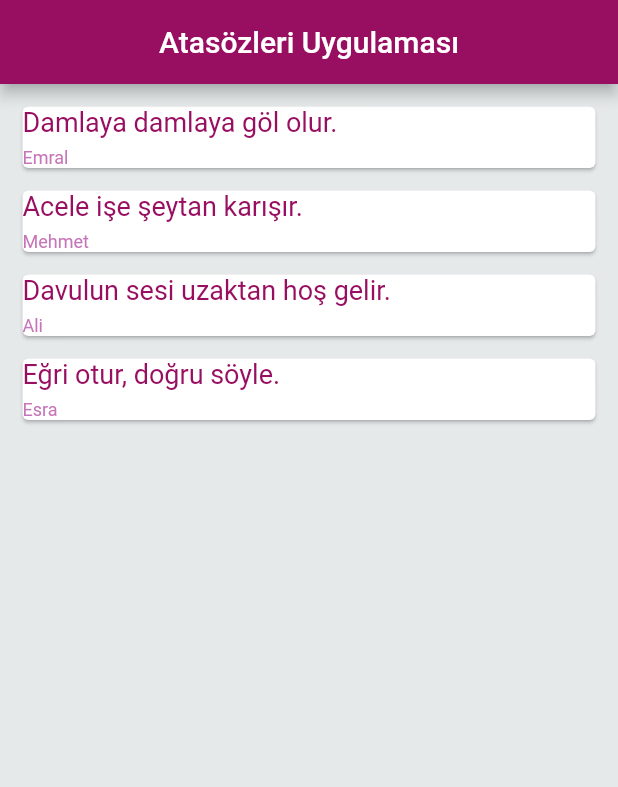
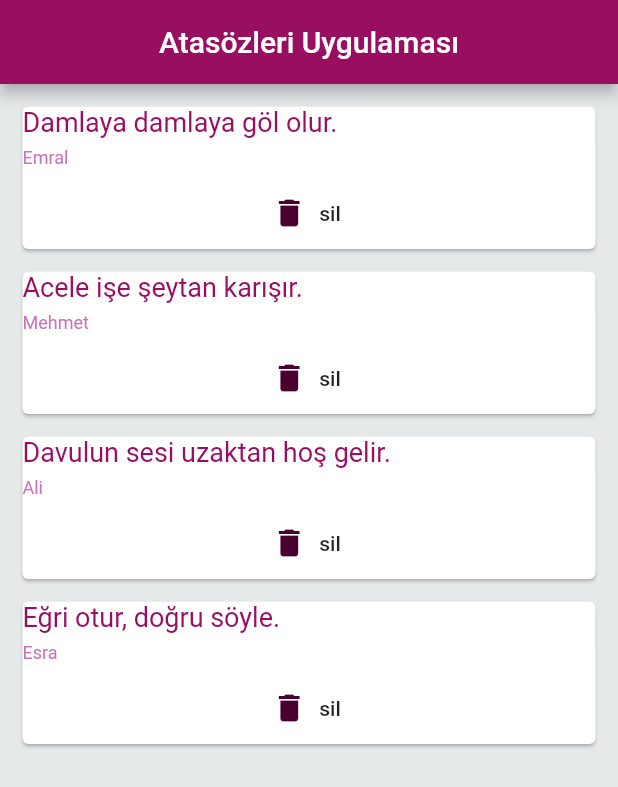
Before and after one commit to emralyilmaz/training_atasozleri_uygulamasi, a Flutter app: the screen it shows after launch, on a phone screen of 412 x 824 dp. Shown: the top 787 px of the screen. Run offline on Flutter 3.47's test engine with Material 2 defaults, Android fonts, the phone set to English and light mode, and no system bars.

Commit message:
delete_fonction

```diff
--- a/lib/atasozuTemplate.dart
+++ b/lib/atasozuTemplate.dart
@@ -1,7 +1,7 @@
 import 'package:flutter/material.dart';
 import 'atasozler.dart';
 
-Widget atasozuCard(Atasozler atasozu) {
+Widget atasozuCard(Atasozler atasozu, Function sil) {
   return Card(
     margin: EdgeInsets.fromLTRB(15, 15, 15, 0),
     child: Column(
@@ -18,6 +18,11 @@ Widget atasozuCard(Atasozler atasozu) {
           style: TextStyle(
               fontSize: 12.0, color: Color.fromRGBO(198, 117, 184, 1)),
         ),
+        SizedBox(height: 6.0),
+        FlatButton.icon(
+            onPressed: sil,
+            icon: Icon(Icons.delete, color: Color.fromRGBO(73, 0, 46, 1)),
+            label: Text("sil"))
       ],
     ),
   );
--- a/lib/main.dart
+++ b/lib/main.dart
@@ -28,7 +28,13 @@ class _AtasozleriWidgetState extends State<AtasozleriWidget> {
         backgroundColor: Color.fromRGBO(152, 15, 97, 1),
       ),
       body: Column(
-        children: atasozleri.map((s) => atasozuCard(s)).toList(),
+        children: atasozleri
+            .map((s) => atasozuCard(s, () {
+                  setState(() {
+                    atasozleri.remove(s);
+                  });
+                }))
+            .toList(),
       ),
     );
   }
```
